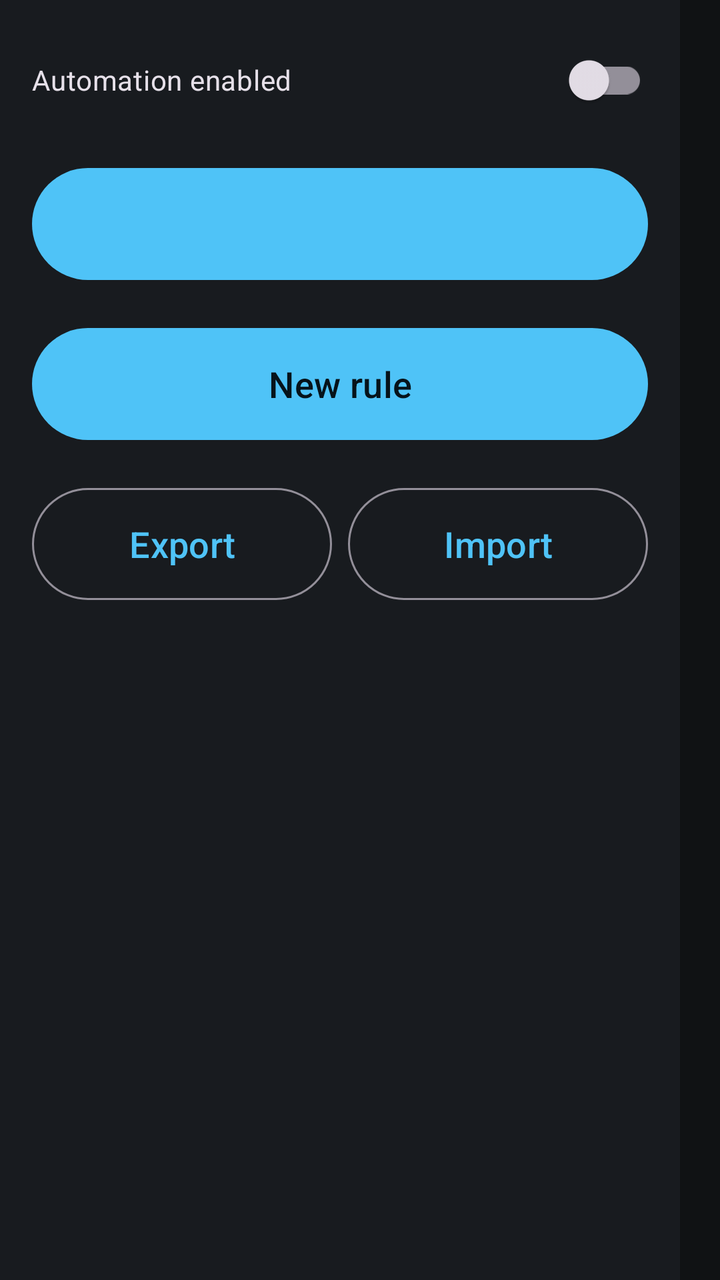
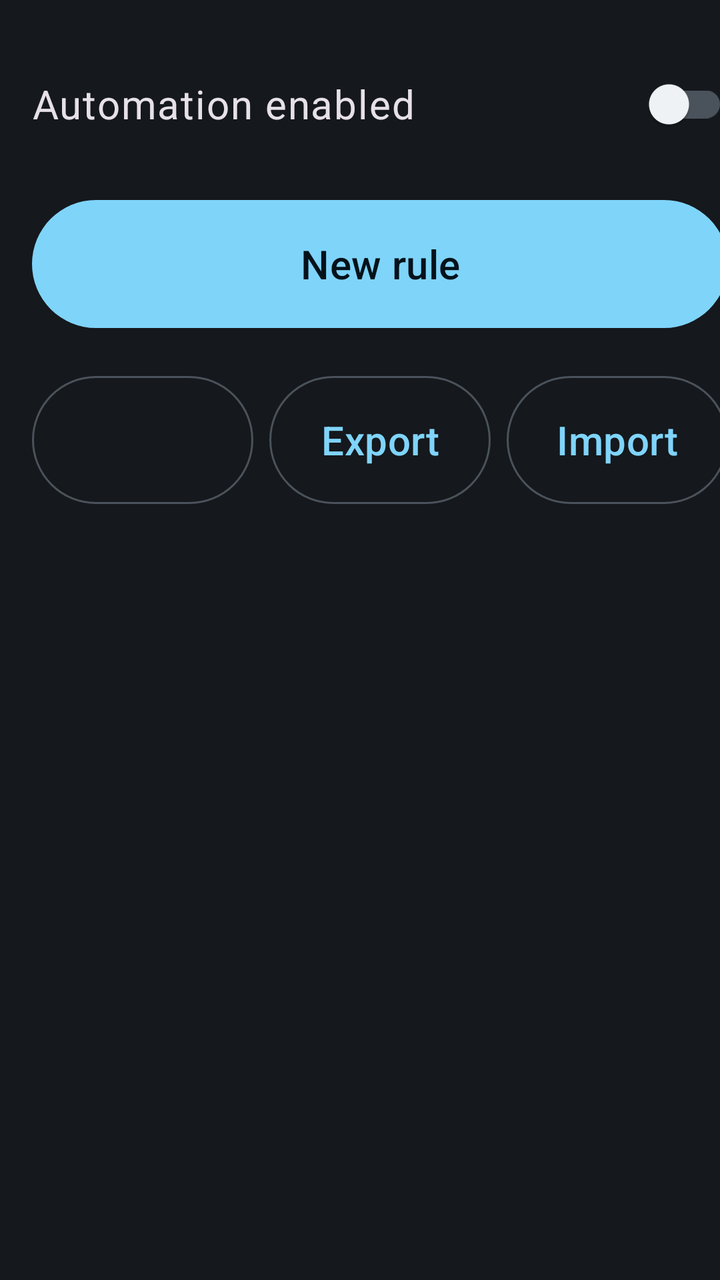

The first picture is an Android layout as it rendered before a commit; the second is the same layout after the commit. The layout source and the unified diff follow.
<!-- AndroidManifest.xml: application theme Theme.MG4Tasker -->
<!-- res/layout/fragment_rules.xml -->
<?xml version="1.0" encoding="utf-8"?>
<LinearLayout xmlns:android="http://schemas.android.com/apk/res/android"
    android:layout_width="match_parent"
    android:layout_height="match_parent"
    android:orientation="horizontal">

    <LinearLayout
        android:layout_width="@dimen/pane_list_width"
        android:layout_height="match_parent"
        android:orientation="vertical"
        android:background="@color/mg4_surface"
        android:padding="@dimen/spacing_md">

        <com.google.android.material.switchmaterial.SwitchMaterial
            android:id="@+id/automationSwitch"
            android:layout_width="match_parent"
            android:layout_height="wrap_content"
            android:layout_marginBottom="@dimen/spacing_md"
            android:text="@string/rules_automation_switch" />

        <com.google.android.material.button.MaterialButton
            android:id="@+id/languageButton"
            style="@style/Widget.MG4.Button"
            android:layout_width="match_parent"
            android:layout_height="wrap_content"
            android:layout_marginBottom="@dimen/spacing_md" />

        <com.google.android.material.button.MaterialButton
            android:id="@+id/newRuleButton"
            style="@style/Widget.MG4.Button"
            android:layout_width="match_parent"
            android:layout_height="wrap_content"
            android:text="@string/rules_new"
            android:layout_marginBottom="@dimen/spacing_md" />

        <LinearLayout
            android:layout_width="match_parent"
            android:layout_height="wrap_content"
            android:orientation="horizontal"
            android:layout_marginBottom="@dimen/spacing_md">

            <com.google.android.material.button.MaterialButton
                android:id="@+id/exportButton"
                style="@style/Widget.MG4.Button.Outlined"
                android:layout_width="0dp"
                android:layout_weight="1"
                android:layout_height="wrap_content"
                android:text="@string/rules_export" />

            <com.google.android.material.button.MaterialButton
                android:id="@+id/importButton"
                style="@style/Widget.MG4.Button.Outlined"
                android:layout_width="0dp"
                android:layout_weight="1"
                android:layout_height="wrap_content"
                android:layout_marginStart="@dimen/spacing_sm"
                android:text="@string/rules_import" />
        </LinearLayout>

        <androidx.recyclerview.widget.RecyclerView
            android:id="@+id/rulesList"
            android:layout_width="match_parent"
            android:layout_height="0dp"
            android:layout_weight="1"
            android:clipToPadding="false" />
    </LinearLayout>

    <FrameLayout
        android:layout_width="0dp"
        android:layout_height="match_parent"
        android:layout_weight="1"
        android:padding="@dimen/spacing_lg">

        <LinearLayout
            android:id="@+id/emptyState"
            android:layout_width="match_parent"
            android:layout_height="match_parent"
            android:orientation="vertical"
            android:gravity="center">

            <TextView
                android:id="@+id/emptyTitle"
                android:layout_width="wrap_content"
                android:layout_height="wrap_content"
                android:text="@string/rules_empty_title"
                android:textAppearance="@style/Text.MG4.Title" />

            <TextView
                android:id="@+id/emptyBody"
                android:layout_width="match_parent"
                android:layout_height="wrap_content"
                android:layout_marginTop="@dimen/spacing_sm"
                android:gravity="center"
                android:text="@string/rules_empty_body"
                android:textAppearance="@style/Text.MG4.Secondary" />
        </LinearLayout>

        <ScrollView
            android:id="@+id/detailScroll"
            android:layout_width="match_parent"
            android:layout_height="match_parent"
            android:visibility="gone">

            <LinearLayout
                android:layout_width="match_parent"
                android:layout_height="wrap_content"
                android:orientation="vertical">

                <TextView
                    android:id="@+id/detailName"
                    android:layout_width="match_parent"
                    android:layout_height="wrap_content"
                    android:textAppearance="@style/Text.MG4.Title" />

                <LinearLayout
                    android:layout_width="match_parent"
                    android:layout_height="wrap_content"
                    android:orientation="horizontal"
                    android:layout_marginTop="@dimen/spacing_md">

                    <com.google.android.material.button.MaterialButton
                        android:id="@+id/editButton"
                        style="@style/Widget.MG4.Button"
                        android:layout_width="0dp"
                        android:layout_weight="1"
                        android:layout_height="wrap_content"
                        android:text="@string/rules_edit" />

                    <com.google.android.material.button.MaterialButton
                        android:id="@+id/runNowButton"
                        style="@style/Widget.MG4.Button.Outlined"
                        android:layout_width="0dp"
                        android:layout_weight="1"
                        android:layout_height="wrap_content"
                        android:layout_marginStart="@dimen/spacing_sm"
                        android:text="@string/rules_run_now" />

                    <com.google.android.material.button.MaterialButton
                        android:id="@+id/deleteButton"
                        style="@style/Widget.MG4.Button.Outlined"
                        android:layout_width="0dp"
                        android:layout_weight="1"
                        android:layout_height="wrap_content"
                        android:layout_marginStart="@dimen/spacing_sm"
                        android:text="@string/rules_delete" />
                </LinearLayout>

                <TextView
                    android:layout_width="wrap_content"
                    android:layout_height="wrap_content"
                    android:layout_marginTop="@dimen/spacing_lg"
                    android:text="@string/rules_when"
                    android:textAppearance="@style/Text.MG4.SectionHeader" />

                <TextView
                    android:id="@+id/detailConditions"
                    android:layout_width="match_parent"
                    android:layout_height="wrap_content"
                    android:layout_marginTop="@dimen/spacing_sm"
                    android:textAppearance="@style/Text.MG4.Body"
                    android:lineSpacingMultiplier="1.3" />

                <TextView
                    android:layout_width="wrap_content"
                    android:layout_height="wrap_content"
                    android:layout_marginTop="@dimen/spacing_lg"
                    android:text="@string/rules_then"
                    android:textAppearance="@style/Text.MG4.SectionHeader" />

                <TextView
                    android:id="@+id/detailActions"
                    android:layout_width="match_parent"
                    android:layout_height="wrap_content"
                    android:layout_marginTop="@dimen/spacing_sm"
                    android:textAppearance="@style/Text.MG4.Body"
                    android:lineSpacingMultiplier="1.3" />
            </LinearLayout>
        </ScrollView>
    </FrameLayout>
</LinearLayout>
<!-- resources referenced by this layout -->
<resources>
  <color name="mg4_surface">#FF181B1F</color>
  <dimen name="pane_list_width">340dp</dimen>
  <dimen name="spacing_lg">24dp</dimen>
  <dimen name="spacing_md">16dp</dimen>
  <dimen name="spacing_sm">8dp</dimen>
  <string name="rules_automation_switch">Automation enabled</string>
  <string name="rules_delete">Delete</string>
  <string name="rules_edit">Edit</string>
  <string name="rules_empty_body">A rule applies settings when the vehicle starts, if its conditions are met.</string>
  <string name="rules_empty_title">No rules yet</string>
  <string name="rules_export">Export</string>
  <string name="rules_import">Import</string>
  <string name="rules_new">New rule</string>
  <string name="rules_run_now">Test now</string>
  <string name="rules_then">THEN</string>
  <string name="rules_when">WHEN</string>
  <style name="Text.MG4.Body" parent="TextAppearance.Material3.BodyLarge">
          <item name="android:textSize">@dimen/text_body</item>
      </style>
  <style name="Text.MG4.Title" parent="TextAppearance.Material3.TitleLarge">
          <item name="android:textSize">@dimen/text_title</item>
      </style>
  <style name="Widget.MG4.Button.Outlined" parent="Widget.Material3.Button.OutlinedButton">
          <item name="android:minHeight">@dimen/touch_target</item>
          <item name="android:textSize">@dimen/text_body</item>
      </style>
  <style name="Theme.MG4Tasker" parent="Theme.Material3.Dark.NoActionBar">
          <item name="colorPrimary">@color/mg4_accent</item>
          <item name="colorOnPrimary">@color/mg4_on_accent</item>
          <item name="colorSurface">@color/mg4_surface</item>
          <item name="colorSurfaceContainer">@color/mg4_surface_raised</item>
          <item name="android:colorBackground">@color/mg4_background</item>
          <item name="colorError">@color/mg4_error</item>
          <item name="android:statusBarColor">@color/mg4_background</item>
      </style>
  <dimen name="text_body">18sp</dimen>
  <dimen name="text_secondary">15sp</dimen>
  <color name="mg4_text_secondary">#FF9EA6AE</color>
  <dimen name="text_label">14sp</dimen>
  <color name="mg4_accent">#FF4FC3F7</color>
  <dimen name="text_title">24sp</dimen>
  <dimen name="touch_target">64dp</dimen>
  <color name="mg4_on_accent">#FF06131A</color>
  <color name="mg4_surface_raised">#FF22262B</color>
  <color name="mg4_background">#FF101214</color>
  <color name="mg4_error">#FFEF6B6B</color>
  <!-- unchanged entries left out for length: 3 -->
</resources>

<!-- the commit's change to res/layout/fragment_rules.xml (unified diff, before → after) -->
@@ -15,15 +15,11 @@
             android:id="@+id/automationSwitch"
             android:layout_width="match_parent"
             android:layout_height="wrap_content"
-            android:layout_marginBottom="@dimen/spacing_md"
+            android:minHeight="@dimen/touch_target"
+            android:gravity="center_vertical"
+            android:layout_marginBottom="@dimen/spacing_sm"
+            android:textAppearance="@style/Text.MG4.Body"
             android:text="@string/rules_automation_switch" />
-
-        <com.google.android.material.button.MaterialButton
-            android:id="@+id/languageButton"
-            style="@style/Widget.MG4.Button"
-            android:layout_width="match_parent"
-            android:layout_height="wrap_content"
-            android:layout_marginBottom="@dimen/spacing_md" />
 
         <com.google.android.material.button.MaterialButton
             android:id="@+id/newRuleButton"
@@ -33,6 +29,7 @@
             android:text="@string/rules_new"
             android:layout_marginBottom="@dimen/spacing_md" />
 
+        
         <LinearLayout
             android:layout_width="match_parent"
             android:layout_height="wrap_content"
@@ -40,11 +37,29 @@
             android:layout_marginBottom="@dimen/spacing_md">
 
             <com.google.android.material.button.MaterialButton
+                android:id="@+id/languageButton"
+                style="@style/Widget.MG4.Button.Outlined"
+                android:layout_width="0dp"
+                android:layout_weight="1"
+                android:layout_height="wrap_content"
+                android:paddingStart="@dimen/spacing_sm"
+                android:paddingEnd="@dimen/spacing_sm"
+                android:insetLeft="0dp"
+                android:insetRight="0dp"
+                android:maxLines="1"
+                android:ellipsize="end" />
+
+            <com.google.android.material.button.MaterialButton
                 android:id="@+id/exportButton"
                 style="@style/Widget.MG4.Button.Outlined"
                 android:layout_width="0dp"
                 android:layout_weight="1"
                 android:layout_height="wrap_content"
+                android:layout_marginStart="@dimen/spacing_sm"
+                android:paddingStart="@dimen/spacing_sm"
+                android:paddingEnd="@dimen/spacing_sm"
+                android:insetLeft="0dp"
+                android:insetRight="0dp"
                 android:text="@string/rules_export" />
 
             <com.google.android.material.button.MaterialButton
@@ -54,6 +69,10 @@
                 android:layout_weight="1"
                 android:layout_height="wrap_content"
                 android:layout_marginStart="@dimen/spacing_sm"
+                android:paddingStart="@dimen/spacing_sm"
+                android:paddingEnd="@dimen/spacing_sm"
+                android:insetLeft="0dp"
+                android:insetRight="0dp"
                 android:text="@string/rules_import" />
         </LinearLayout>
 
<!-- resource entries referenced after the edit -->
@@ -1,7 +1,7 @@
 <!-- resources referenced by this layout -->
 <resources>
-  <color name="mg4_surface">#FF181B1F</color>
-  <dimen name="pane_list_width">340dp</dimen>
+  <color name="mg4_surface">#FF15181C</color>
+  <dimen name="pane_list_width">380dp</dimen>
   <dimen name="spacing_lg">24dp</dimen>
   <dimen name="spacing_md">16dp</dimen>
   <dimen name="spacing_sm">8dp</dimen>
@@ -34,18 +34,42 @@
           <item name="android:colorBackground">@color/mg4_background</item>
           <item name="colorError">@color/mg4_error</item>
           <item name="android:statusBarColor">@color/mg4_background</item>
+          
+          <item name="colorOnSurface">@color/mg4_text</item>
+          <item name="colorOnSurfaceVariant">@color/mg4_text_secondary</item>
+          <item name="colorOnBackground">@color/mg4_text</item>
+          <item name="colorOutline">@color/mg4_outline</item>
+          <item name="android:textColorPrimary">@color/mg4_text</item>
+          <item name="android:textColorSecondary">@color/mg4_text_secondary</item>
+          
+          <item name="materialAlertDialogTheme">@style/ThemeOverlay.MG4.Dialog</item>
       </style>
-  <dimen name="text_body">18sp</dimen>
-  <dimen name="text_secondary">15sp</dimen>
-  <color name="mg4_text_secondary">#FF9EA6AE</color>
-  <dimen name="text_label">14sp</dimen>
-  <color name="mg4_accent">#FF4FC3F7</color>
-  <dimen name="text_title">24sp</dimen>
-  <dimen name="touch_target">64dp</dimen>
-  <color name="mg4_on_accent">#FF06131A</color>
-  <color name="mg4_surface_raised">#FF22262B</color>
-  <color name="mg4_background">#FF101214</color>
-  <color name="mg4_error">#FFEF6B6B</color>
+  <dimen name="text_body">20sp</dimen>
+  <dimen name="text_secondary">17sp</dimen>
+  <color name="mg4_text_secondary">#FFC6CFD8</color>
+  <dimen name="text_label">16sp</dimen>
+  <color name="mg4_accent">#FF7FD4FA</color>
+  <dimen name="text_title">26sp</dimen>
+  <dimen name="touch_target">72dp</dimen>
+  <color name="mg4_on_accent">#FF04121A</color>
+  <color name="mg4_surface_raised">#FF272C33</color>
+  <color name="mg4_background">#FF0B0D0F</color>
+  <color name="mg4_error">#FFFF9A9A</color>
+  <color name="mg4_text">#FFF4F7FA</color>
+  <color name="mg4_outline">#FF4A525B</color>
+  <style name="ThemeOverlay.MG4.Dialog" parent="ThemeOverlay.Material3.MaterialAlertDialog">
+          <item name="colorSurface">@color/mg4_surface_raised</item>
+          <item name="colorOnSurface">@color/mg4_text</item>
+          <item name="colorOnSurfaceVariant">@color/mg4_text_secondary</item>
+          <item name="android:textColorPrimary">@color/mg4_text</item>
+          <item name="buttonBarPositiveButtonStyle">@style/Widget.MG4.DialogButton</item>
+          <item name="buttonBarNegativeButtonStyle">@style/Widget.MG4.DialogButton</item>
+      </style>
+  <style name="Widget.MG4.DialogButton" parent="Widget.Material3.Button.TextButton.Dialog">
+          <item name="android:minHeight">@dimen/touch_target</item>
+          <item name="android:minWidth">140dp</item>
+          <item name="android:textSize">@dimen/text_body</item>
+      </style>
   <!-- unchanged entries left out for length: 3 -->
 </resources>
 
